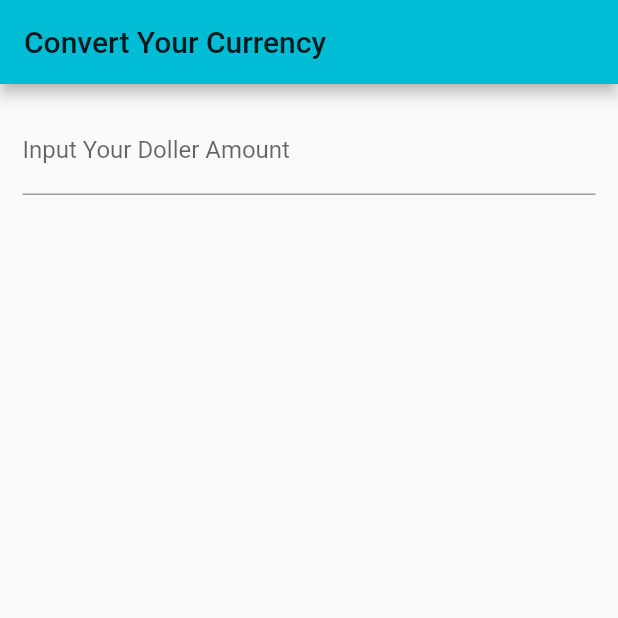
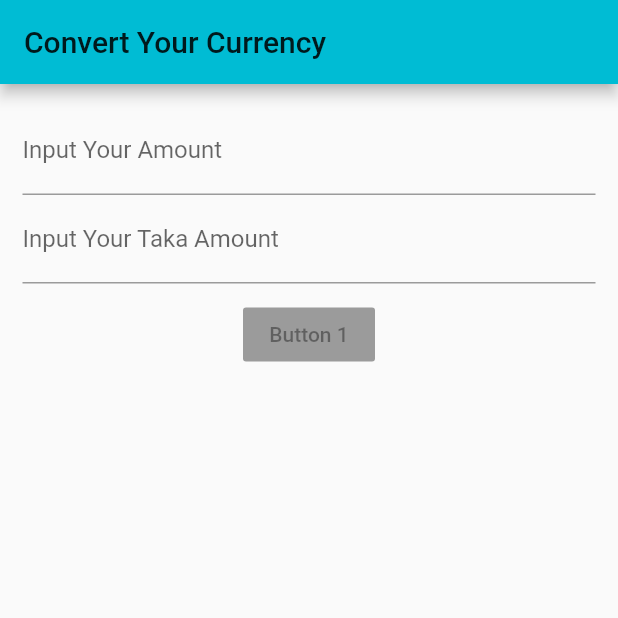
Before and after one commit to atiqrs/Currency-Converter-Fultter, a Flutter app: the screen it shows after launch, on a phone screen of 412 x 824 dp, the top half of it. Run offline on Flutter 3.47's test engine with Material 2 defaults, Android fonts, the phone set to English and light mode, and no system bars.

Commit message:
2nd commit

```diff
--- a/lib/HomeScreen.dart
+++ b/lib/HomeScreen.dart
@@ -18,14 +18,17 @@ class _HomeScreenState extends State<HomeScreen> {
     color: Colors.redAccent,
   );
 
-  final List<String> currency = [
-    "UsDoller",
-    "CanadianDoller",
+  List currency = [
+    "Us Doller",
+    "Canadian Doller",
     "Taka",
     "Euro",
-    "StarlingPound",
-    "KsaReal",
+    "Starling Pound",
+    "Ksa Real",
   ];
+
+  var Apps = ["Apple", "Rahman"];
+  String AppsName = "";
 
   double inputValue;
   String fromCurrency = "UsDoller";
@@ -36,22 +39,75 @@ class _HomeScreenState extends State<HomeScreen> {
   Widget build(BuildContext context) {
     return SingleChildScrollView(
       child: Padding(
-        padding: const EdgeInsets.all(15),
-        child: Column(
-          children: [
+          padding: const EdgeInsets.all(15),
+          child: Column(children: [
+            Column(children: [
               TextField(
-                decoration: InputDecoration(
-                  labelText: "Input Your Doller Amount"
-                ),
-                onChanged: (inputValue){
+                decoration: InputDecoration(labelText: "Input Your Amount"),
+                onChanged: (inputValue) {
                   setState(() {
                     inputValue = inputValue;
+                    print(inputValue);
                   });
                 },
               ),
-          ],
-        )
-        ),
+
+              // DropdownButton(
+              //   value: AppsName,
+              //   onChanged: (String newValue) {
+              //     setState(() {
+              //       AppsName = newValue;
+              //     });
+              //   },
+              //   items: Apps.map((var e){
+              //     return DropdownMenuItem(value: e, child: Text(e));
+              //   }).toList(),
+              //   ),
+
+              // DropdownButton(
+              //   value: fromCurrency,
+              //   onChanged: (var newValue) {
+              //     setState(() {
+              //       fromCurrency = newValue;
+              //     });
+              //   },
+              //   items: currency.map((formCurrency) {
+              //     return DropdownMenuItem(
+              //         value: formCurrency,
+              //         child: Text(formCurrency),
+              //         );
+              //   }).toList(),
+              // )
+            ]),
+            Column(children: [
+              TextField(
+                decoration:
+                    InputDecoration(labelText: "Input Your Taka Amount"),
+                onChanged: (inputValue) {
+                  setState(() {
+                    print(inputValue);
+                  });
+                },
+              ),
+              // DropdownButton(
+              //     value: toCurrency,
+              //     onChanged: (var newValue) {
+              //       setState(() {
+              //         fromCurrency = newValue;
+              //       });
+              //     },
+              //     items: currency.map((_toCurrency) {
+              //       return DropdownMenuItem(
+              //           value: _toCurrency, child: Text(_toCurrency));
+              //     }).toList())
+            ]),
+            Padding(
+              padding: const EdgeInsets.fromLTRB(0, 10, 0, 0),
+              child: RaisedButton(
+                child: Text("Button 1"),
+                onPressed: null),
+              )
+          ])),
     );
   }
 }
```
